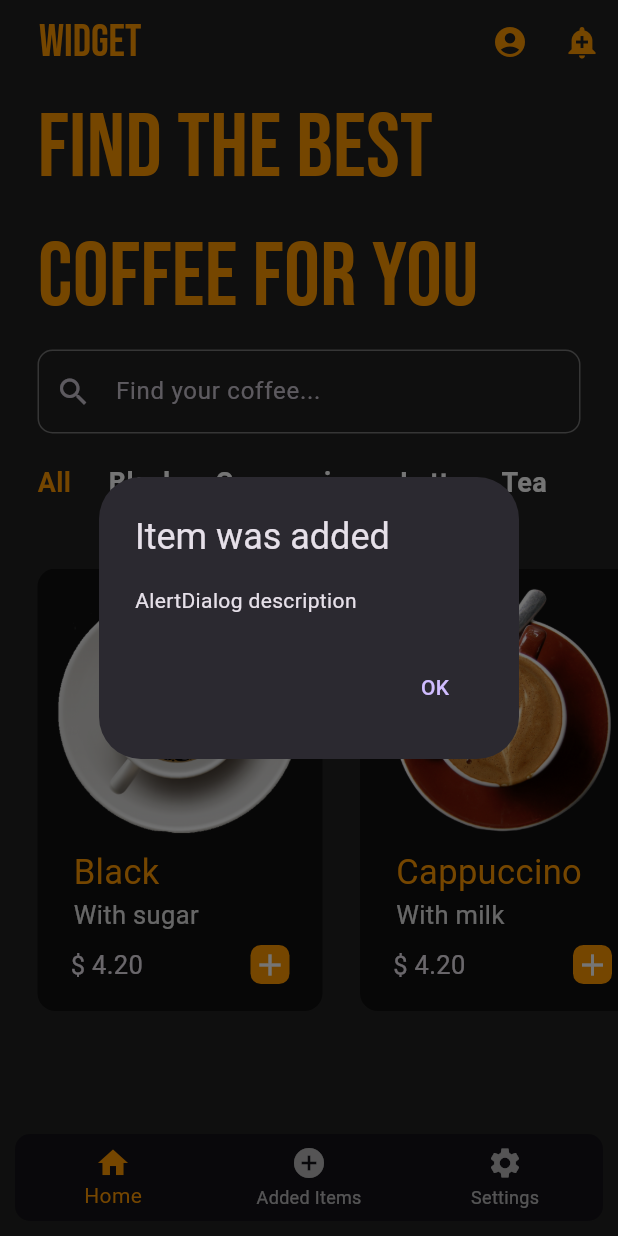
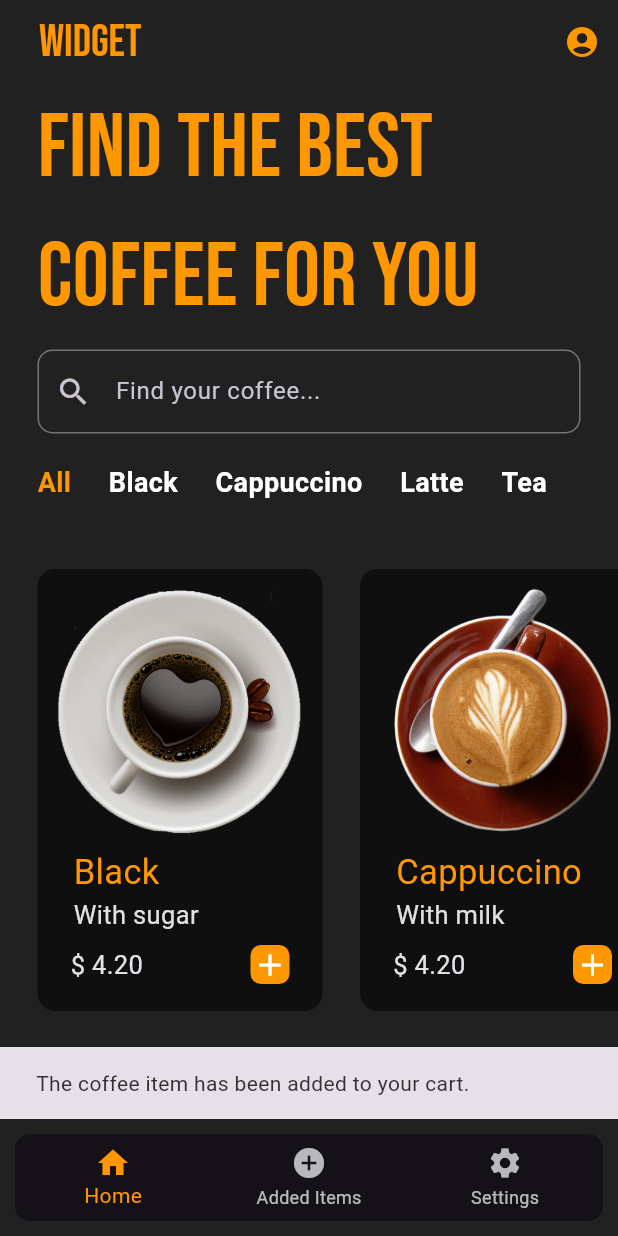
Before and after one commit to buzurg2003/coffee_app, a Flutter app: the screen it shows after launch, after a tap on the "add" icon, on a phone screen of 412 x 824 dp. Run offline on Flutter 3.47's test engine with Material 3 defaults, Android fonts, the light colour scheme and no system bars; our stand-ins replace cloud_firestore, firebase_core, google_fonts; accounts and stored records are empty.

Commit message:
added data to firebase

```diff
--- a/lib/main.dart
+++ b/lib/main.dart
@@ -3,6 +3,9 @@ import 'package:flutter/material.dart';
 import 'package:coffee_app/navigations/navigation_bar_widget.dart';
 import 'package:firebase_core/firebase_core.dart';
 import 'firebase_options.dart';
+
+// Global list to hold added items
+List<Map<String, String>> addedItems = [];
 
 void main() async {
   WidgetsFlutterBinding.ensureInitialized();
@@ -19,11 +22,7 @@ class MyApp extends StatelessWidget {
   Widget build(BuildContext context) {
     return MaterialApp(
       home: NavigationBarWidget(),
-      theme: ThemeData(
-        brightness: Brightness.dark,
-        useMaterial3: true,
-        primarySwatch: Colors.orange,
-      )
+      theme: ThemeData.dark(),
     );
   }
 }
--- a/lib/pages/CoffeeTiles.dart/BlackCoffee.dart
+++ b/lib/pages/CoffeeTiles.dart/BlackCoffee.dart
@@ -1,3 +1,4 @@
+import 'package:cloud_firestore/cloud_firestore.dart';
 import 'package:flutter/material.dart';
 
 class BlackCoffee extends StatelessWidget {
@@ -13,12 +14,22 @@ class BlackCoffee extends StatelessWidget {
     required this.coffeeDescription,
   });
 
+  // Function to add coffee item to Firestore
+  Future<void> addToFirestore() async {
+    await FirebaseFirestore.instance.collection('added_items').add({
+      'name': coffeeName,
+      'price': coffeePrice,
+      'description': coffeeDescription,
+      'imagePath': coffeeImagePath,
+      'timestamp': FieldValue.serverTimestamp(),
+    });
+  }
+
   @override
   Widget build(BuildContext context) {
     const String descriptionText = 'Black coffee is a brewed beverage made from ground coffee beans and water, without the addition of milk, sugar, or cream.';
 
     return Scaffold(
-      backgroundColor: Colors.black87, // Dark background
       appBar: AppBar(
         backgroundColor: Colors.transparent,
         elevation: 0,
@@ -83,30 +94,8 @@ class BlackCoffee extends StatelessWidget {
 
               // Quantity Row
               Row(
-                mainAxisAlignment: MainAxisAlignment.spaceBetween,
+                mainAxisAlignment: MainAxisAlignment.end,
                 children: [
-                  // Quantity Selector
-                  Row(
-                    children: [
-                      IconButton(
-                        onPressed: () {
-                          // Implement decrement functionality
-                        },
-                        icon: Icon(Icons.remove, color: Colors.orange),
-                      ),
-                      Text(
-                        '2', // You can replace this with a variable to control quantity
-                        style: TextStyle(fontSize: 18, color: Colors.white),
-                      ),
-                      IconButton(
-                        onPressed: () {
-                          // Implement increment functionality
-                        },
-                        icon: Icon(Icons.add, color: Colors.orange),
-                      ),
-                    ],
-                  ),
-                  // Coffee Price
                   Text(
                     '\$$coffeePrice',
                     style: TextStyle(
@@ -142,8 +131,17 @@ class BlackCoffee extends StatelessWidget {
                           borderRadius: BorderRadius.circular(10),
                         ),
                       ),
-                      onPressed: () {
-                        // Implement add to cart functionality
+                      onPressed: () async {
+                        await addToFirestore();
+                        // Show confirmation
+                        ScaffoldMessenger.of(context).showSnackBar(
+                          SnackBar(
+                            content: const Text(
+                              'The coffee item has been added to your cart.'
+                            ),
+                            duration: Duration(seconds: 1),
+                          ),
+                        );
                       },
                       child: Text(
                         'Add to Cart',
@@ -160,3 +158,17 @@ class BlackCoffee extends StatelessWidget {
     );
   }
 }
+
+class Coffee {
+  final String name;
+  final String imagePath;
+  final String price;
+  final String description;
+
+  Coffee({
+    required this.name,
+    required this.imagePath,
+    required this.price,
+    required this.description,
+  });
+}
--- /dev/null
+++ b/lib/pages/coffee.dart
@@ -0,0 +1,13 @@
+class Coffee {
+  final String imagePath;
+  final String name;
+  final String description;
+  final String price;
+
+  Coffee({
+    required this.imagePath,
+    required this.name,
+    required this.description,
+    required this.price,
+  });
+}
--- a/lib/pages/home_page.dart
+++ b/lib/pages/home_page.dart
@@ -130,7 +130,7 @@ class _HomePageState extends State<HomePage> {
           Padding(
             padding: const EdgeInsets.symmetric(horizontal: 25),
             child: TextField(
-              controller: searchController, // Set the controller here
+              controller: searchController,
               decoration: InputDecoration(
                 prefixIcon: Icon(Icons.search),
                 hintText: 'Find your coffee...',
--- a/lib/util/coffee_tile.dart
+++ b/lib/util/coffee_tile.dart
@@ -1,12 +1,11 @@
+import 'package:cloud_firestore/cloud_firestore.dart';
 import 'package:flutter/material.dart';
 
 class CoffeeTile extends StatelessWidget {
-
   final String coffeeImagePath;
   final String coffeeName;
   final String coffeePrice;
   final String coffeeDescription;
-
   final VoidCallback onTap;
 
   CoffeeTile({
@@ -16,6 +15,17 @@ class CoffeeTile extends StatelessWidget {
     required this.coffeePrice,
     required this.onTap,
   });
+
+  // Function to add coffee item to Firestore
+  Future<void> addToFirestore() async {
+    await FirebaseFirestore.instance.collection('added_items').add({
+      'name': coffeeName,
+      'price': coffeePrice,
+      'description': coffeeDescription,
+      'imagePath': coffeeImagePath,
+      'timestamp': FieldValue.serverTimestamp(),
+    });
+  }
 
   @override
   Widget build(BuildContext context) {
@@ -36,13 +46,11 @@ class CoffeeTile extends StatelessWidget {
           child: Column(
             crossAxisAlignment: CrossAxisAlignment.start,
             children: [
-
               // Coffee image
               ClipRRect(
                 borderRadius: BorderRadius.circular(12),
-                child: Image.asset(coffeeImagePath)
+                child: Image.asset(coffeeImagePath),
               ),
-
               Padding(
                 padding: const EdgeInsets.symmetric(
                   vertical: 8,
@@ -54,10 +62,7 @@ class CoffeeTile extends StatelessWidget {
                     // Coffee name
                     Text(
                       coffeeName,
-                      style: TextStyle(
-                        fontSize: 23,
-                        color: Colors.orange
-                      ),
+                      style: TextStyle(fontSize: 23, color: Colors.orange),
                     ),
                     // Coffee Description
                     Text(
@@ -70,35 +75,29 @@ class CoffeeTile extends StatelessWidget {
                   ],
                 ),
               ),
-
               // price
               Padding(
-                padding: const EdgeInsets.symmetric(
-                  horizontal: 10
-                ),
+                padding: const EdgeInsets.symmetric(horizontal: 10),
                 child: Row(
                   mainAxisAlignment: MainAxisAlignment.spaceBetween,
                   children: [
                     Text(
                       '\$ $coffeePrice',
-                      style: TextStyle(
-                        fontSize: 17
-                      ),
+                      style: TextStyle(fontSize: 17),
                     ),
                     InkWell(
-                      onTap: () => showDialog(
-                        context: context,
-                        builder: (BuildContext context) => AlertDialog(
-                          title: const Text('Item was added'),
-                          content: const Text('AlertDialog description'),
-                          actions: <Widget>[
-                            TextButton(
-                              onPressed: () => Navigator.pop(context, 'OK'),
-                              child: const Text('OK'),
+                      onTap: () async {
+                        await addToFirestore();
+                        // Show confirmation
+                        ScaffoldMessenger.of(context).showSnackBar(
+                          SnackBar(
+                            content: const Text(
+                              'The coffee item has been added to your cart.'
                             ),
-                          ],
-                        ),
-                      ),
+                            duration: Duration(seconds: 1),
+                          ),
+                        );
+                      },
                       child: Container(
                         padding: EdgeInsets.all(1),
                         decoration: BoxDecoration(
@@ -107,7 +106,7 @@ class CoffeeTile extends StatelessWidget {
                         ),
                         child: Icon(Icons.add),
                       ),
-                    )
+                    ),
                   ],
                 ),
               ),
--- a/pubspec.yaml
+++ b/pubspec.yaml
@@ -31,12 +31,12 @@ dependencies:
   flutter:
     sdk: flutter
 
-
   # The following adds the Cupertino Icons font to your application.
   # Use with the CupertinoIcons class for iOS style icons.
   cupertino_icons: ^1.0.2
   google_fonts: ^5.0.0
   firebase_core: ^3.6.0
+  cloud_firestore: ^5.4.4
 
 dev_dependencies:
   flutter_test:
```
Also changed, not shown: lib/navigations/navigation_bar_widget.dart (+0 -37 lines), lib/pages/CoffeeTiles.dart/CappuccinoCoffee.dart (+24 -25 lines), lib/pages/CoffeeTiles.dart/LatteCoffee.dart (+24 -25 lines), lib/pages/CoffeeTiles.dart/Tea.dart (+24 -25 lines), lib/pages/added_items.dart (+29 -1 lines), pubspec.lock.
